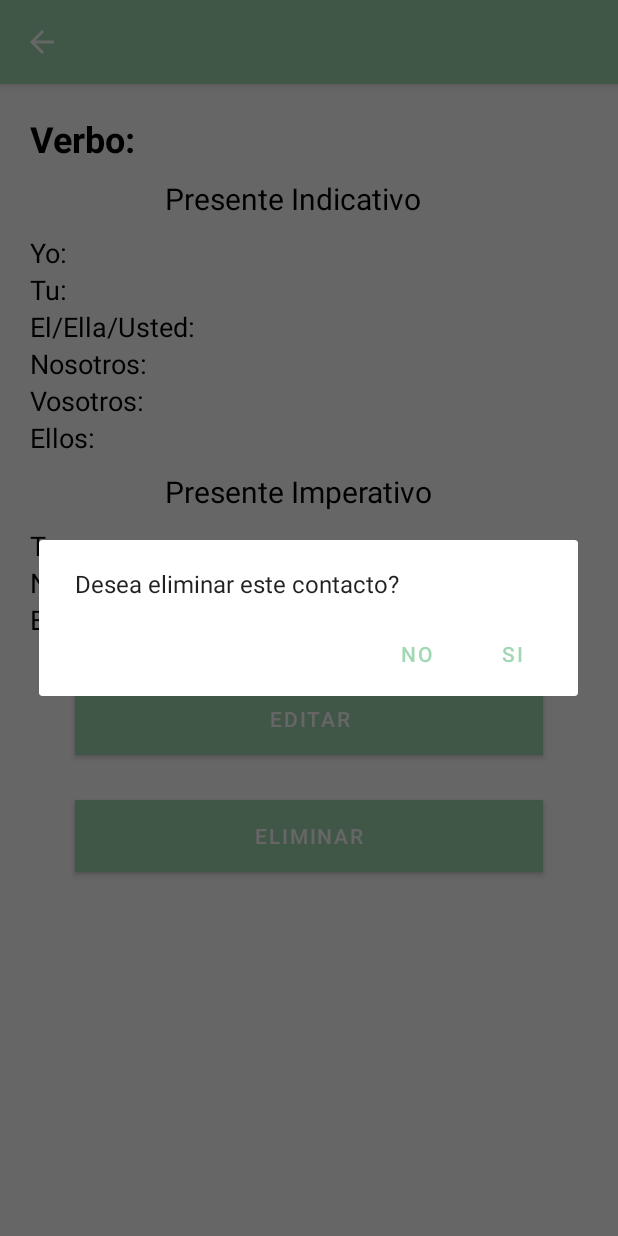
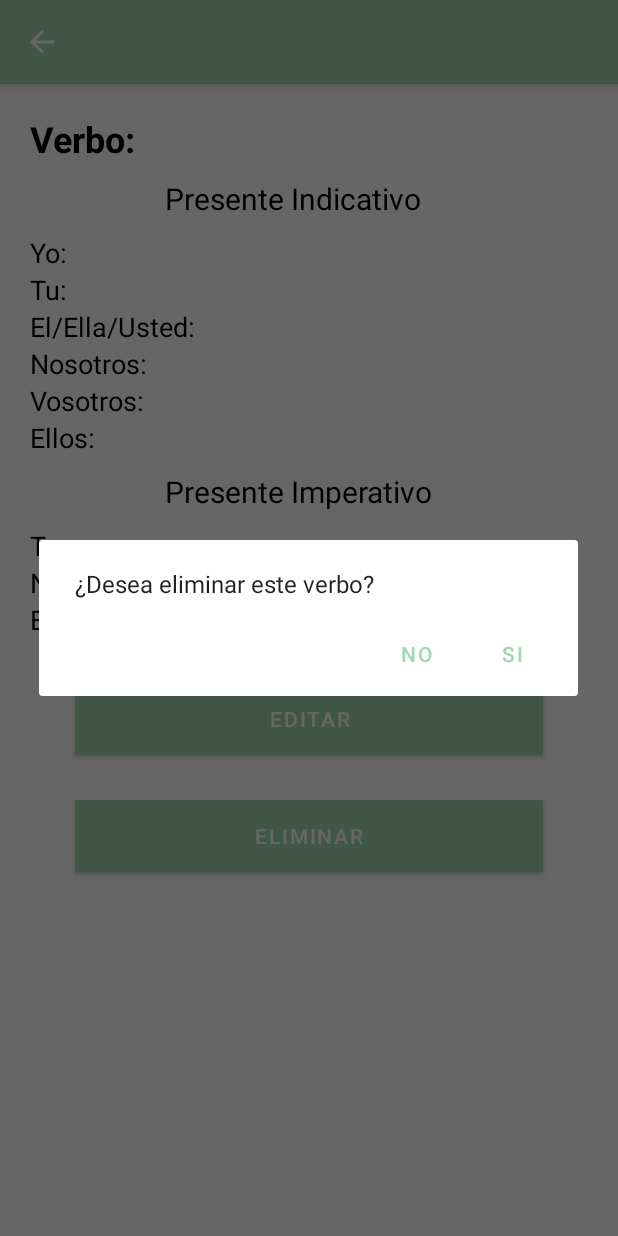
Before and after one commit to Gissela25/Desafio03-DSM, an Android app: the ShowActivity screen opened directly, with no data from a screen before it, after a tap on "ELIMINAR", on a phone screen of 412 x 824 dp. Run offline under Robolectric (Android 15) with nearby library versions, the phone set to English and light mode, and no system bars; 2 statements that could not run were skipped.

Commit message:
Last Update

```diff
--- a/app/src/main/java/com/udb/ml190272sl190836desafio03dsm104/ShowActivity.kt
+++ b/app/src/main/java/com/udb/ml190272sl190836desafio03dsm104/ShowActivity.kt
@@ -94,7 +94,7 @@ class ShowActivity : AppCompatActivity() {
 
         btnDelete.setOnClickListener {
             val builder = AlertDialog.Builder(this@ShowActivity)
-            builder.setMessage("Desea eliminar este contacto?")
+            builder.setMessage("¿Desea eliminar este verbo?")
                 .setPositiveButton("SI") { dialog, which ->
                     if (dbVerbs.deleteVerb(id)) {
                         goToHome();
```
